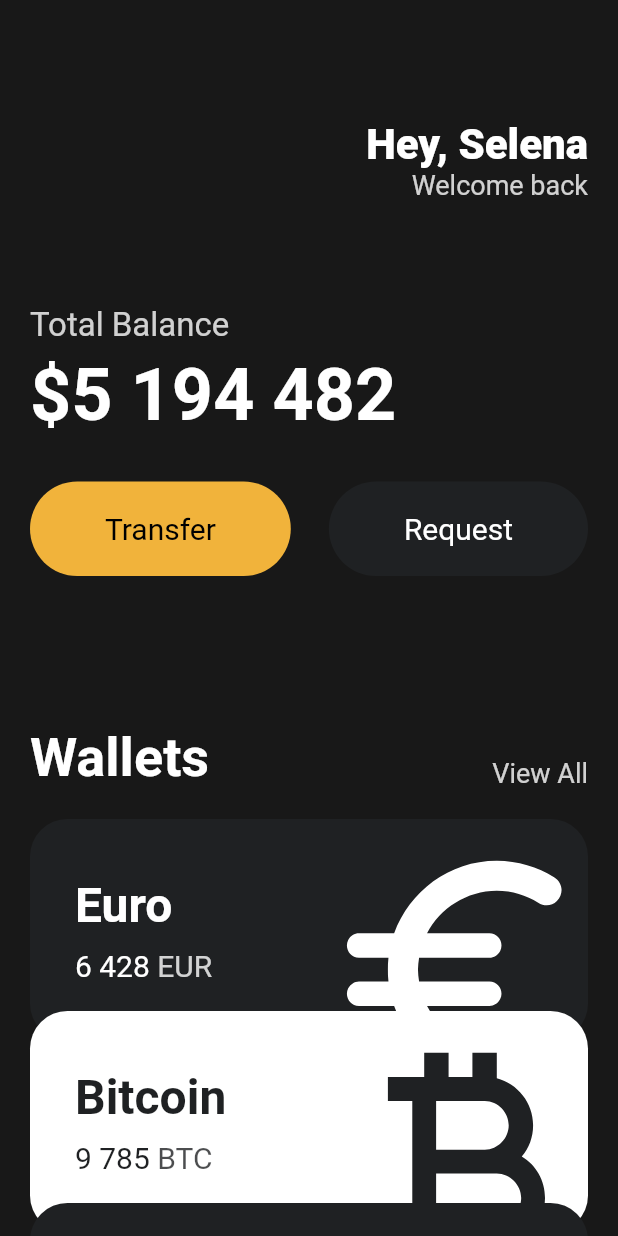
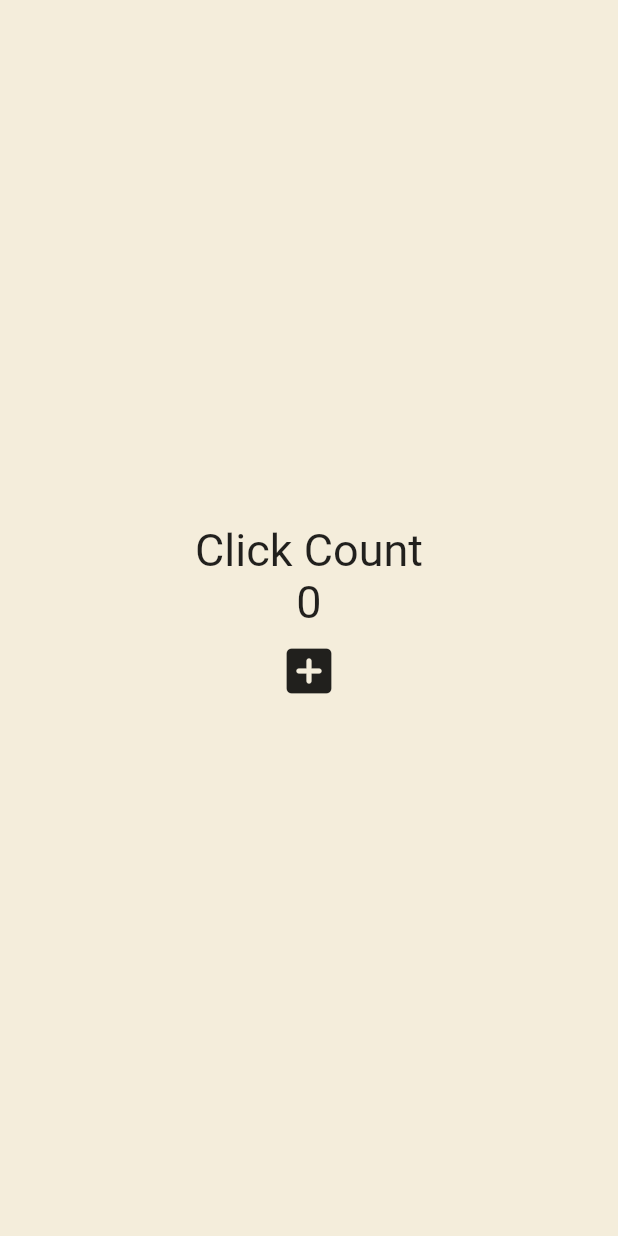
Before and after one commit to dannyp0930/toonflix, a Flutter app: the screen it shows after launch, on a phone screen of 412 x 824 dp. Run offline on Flutter 3.47's test engine with Material 2 defaults, Android fonts, the phone set to English and light mode, and no system bars.

```diff
--- a/lib/main.dart
+++ b/lib/main.dart
@@ -1,146 +1,52 @@
 import 'package:flutter/material.dart';
-import 'package:toonflix/widgets/currency_card.dart';
-
-import 'widgets/button.dart';
 
 void main() {
   runApp(App());
 }
 
-class App extends StatelessWidget {
+class App extends StatefulWidget {
+  @override
+  State<App> createState() => _AppState();
+}
+
+class _AppState extends State<App> {
+  int counter = 0;
+
+  void onClicked() {
+    setState(() {
+      counter = counter + 1;
+    });
+  }
+
   @override
   Widget build(BuildContext context) {
     return MaterialApp(
       home: Scaffold(
-        backgroundColor: const Color(0xFF181818),
-        body: SingleChildScrollView(
-          child: Padding(
-            padding: const EdgeInsets.symmetric(
-              horizontal: 20,
-            ),
+        backgroundColor: const Color(0xFFF4EDDB),
+        body: Center(
           child: Column(
-              crossAxisAlignment: CrossAxisAlignment.start,
-              children: [
-                const SizedBox(
-                  height: 80,
-                ),
-                Row(
-                  mainAxisAlignment: MainAxisAlignment.end,
-                  children: [
-                    Column(
-                      crossAxisAlignment: CrossAxisAlignment.end,
+            mainAxisAlignment: MainAxisAlignment.center,
             children: [
               const Text(
-                          'Hey, Selena',
+                'Click Count',
                 style: TextStyle(
-                            color: Colors.white,
-                            fontSize: 28,
-                            fontWeight: FontWeight.w800,
+                  fontSize: 30,
                 ),
               ),
               Text(
-                          'Welcome back',
-                          style: TextStyle(
-                            color: Colors.white.withOpacity(0.8),
-                            fontSize: 18,
+                '$counter',
+                style: const TextStyle(
+                  fontSize: 30,
+                ),
+              ),
+              IconButton(
+                iconSize: 40,
+                onPressed: onClicked,
+                icon: const Icon(
+                  Icons.add_box_rounded,
                 ),
               ),
             ],
-                    )
-                  ],
-                ),
-                const SizedBox(
-                  height: 70,
-                ),
-                Text(
-                  'Total Balance',
-                  style: TextStyle(
-                    color: Colors.white.withOpacity(0.8),
-                    fontSize: 22,
-                  ),
-                ),
-                const SizedBox(
-                  height: 5,
-                ),
-                const Text(
-                  '\$5 194 482',
-                  style: TextStyle(
-                    color: Colors.white,
-                    fontSize: 48,
-                    fontWeight: FontWeight.w600,
-                  ),
-                ),
-                const SizedBox(
-                  height: 30,
-                ),
-                Row(
-                  mainAxisAlignment: MainAxisAlignment.spaceBetween,
-                  children: const [
-                    Button(
-                      text: 'Transfer',
-                      bgColor: Color(0xFFF1B33B),
-                      textColor: Colors.black,
-                    ),
-                    Button(
-                      text: 'Request',
-                      bgColor: Color(0xFF1F2123),
-                      textColor: Colors.white,
-                    ),
-                  ],
-                ),
-                const SizedBox(
-                  height: 100,
-                ),
-                Row(
-                  mainAxisAlignment: MainAxisAlignment.spaceBetween,
-                  crossAxisAlignment: CrossAxisAlignment.end,
-                  children: [
-                    const Text(
-                      'Wallets',
-                      style: TextStyle(
-                        color: Colors.white,
-                        fontSize: 36,
-                        fontWeight: FontWeight.w600,
-                      ),
-                    ),
-                    Text(
-                      'View All',
-                      style: TextStyle(
-                        color: Colors.white.withOpacity(0.8),
-                        fontSize: 18,
-                      ),
-                    ),
-                  ],
-                ),
-                const SizedBox(
-                  height: 20,
-                ),
-                const CurrencyCard(
-                  name: 'Euro',
-                  code: 'EUR',
-                  amount: '6 428',
-                  icon: Icons.euro_rounded,
-                  isInverted: false,
-                  idx: 0,
-                ),
-                const CurrencyCard(
-                  name: 'Bitcoin',
-                  code: 'BTC',
-                  amount: '9 785',
-                  icon: Icons.currency_bitcoin,
-                  isInverted: true,
-                  idx: 1,
-                ),
-                const CurrencyCard(
-                  name: 'Dollar',
-                  code: 'USD',
-                  amount: '428',
-                  icon: Icons.attach_money_outlined,
-                  isInverted: false,
-                  idx: 2,
-                ),
-              ],
-            ),
           ),
         ),
       ),
--- a/lib/widgets/button.dart
+++ /dev/null
@@ -1,37 +0,0 @@
-import 'package:flutter/material.dart';
-
-class Button extends StatelessWidget {
-  final String text;
-  final Color bgColor;
-  final Color textColor;
-
-  const Button({
-    super.key,
-    required this.text,
-    required this.bgColor,
-    required this.textColor,
-  });
-
-  @override
-  Widget build(BuildContext context) {
-    return Container(
-      decoration: BoxDecoration(
-        color: bgColor,
-        borderRadius: BorderRadius.circular(45),
-      ),
-      child: Padding(
-        padding: const EdgeInsets.symmetric(
-          vertical: 20,
-          horizontal: 50,
-        ),
-        child: Text(
-          text,
-          style: TextStyle(
-            color: textColor,
-            fontSize: 20,
-          ),
-        ),
-      ),
-    );
-  }
-}
--- a/lib/widgets/currency_card.dart
+++ /dev/null
@@ -1,92 +0,0 @@
-import 'package:flutter/material.dart';
-
-class CurrencyCard extends StatelessWidget {
-  final String name, code, amount;
-  final IconData icon;
-  final bool isInverted;
-  final int idx;
-
-  final _blackColor = const Color(0xFF1F2123);
-
-  const CurrencyCard({
-    super.key,
-    required this.name,
-    required this.code,
-    required this.amount,
-    required this.icon,
-    required this.isInverted,
-    required this.idx,
-  });
-
-  @override
-  Widget build(BuildContext context) {
-    return Transform.translate(
-      offset: Offset(0, -idx * 20),
-      child: Container(
-        clipBehavior: Clip.hardEdge,
-        decoration: BoxDecoration(
-          color: isInverted ? Colors.white : _blackColor,
-          borderRadius: BorderRadius.circular(25),
-        ),
-        child: Padding(
-          padding: const EdgeInsets.all(30),
-          child: Row(
-            mainAxisAlignment: MainAxisAlignment.spaceBetween,
-            children: [
-              Column(
-                crossAxisAlignment: CrossAxisAlignment.start,
-                children: [
-                  Text(
-                    name,
-                    style: TextStyle(
-                      color: isInverted ? _blackColor : Colors.white,
-                      fontSize: 32,
-                      fontWeight: FontWeight.w600,
-                    ),
-                  ),
-                  const SizedBox(
-                    height: 10,
-                  ),
-                  Row(
-                    children: [
-                      Text(
-                        amount,
-                        style: TextStyle(
-                          color: isInverted ? _blackColor : Colors.white,
-                          fontSize: 20,
-                        ),
-                      ),
-                      const SizedBox(
-                        width: 5,
-                      ),
-                      Text(
-                        code,
-                        style: TextStyle(
-                          color: isInverted
-                              ? _blackColor.withOpacity(0.8)
-                              : Colors.white.withOpacity(0.8),
-                          fontSize: 20,
-                        ),
-                      ),
-                    ],
-                  ),
-                ],
-              ),
-              Transform.scale(
-                scale: 2.2,
-                child: Transform.translate(
-                  offset: const Offset(-5, 12),
-                  child: Icon(
-                    icon,
-                    color: isInverted ? _blackColor : Colors.white,
-                    size: 88,
-                  ),
-                ),
-              ),
-            ],
-          ),
-        ),
-      ),
-    );
-  }
-}
```
Lines whose indentation alone changed are shown as unchanged.
